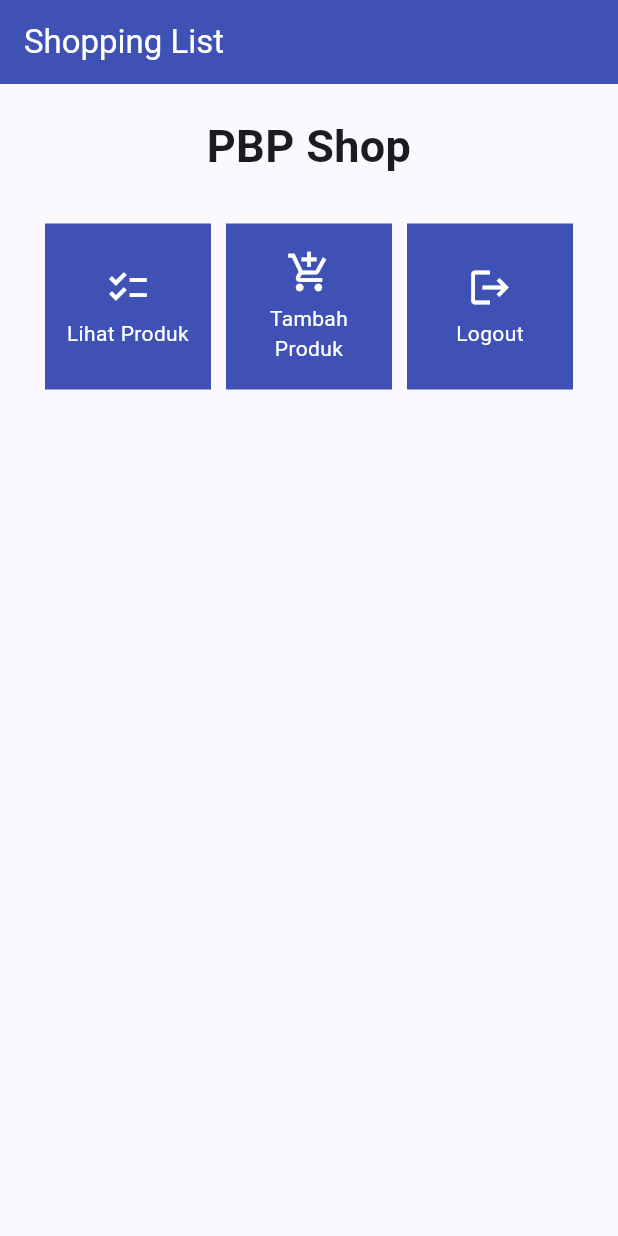
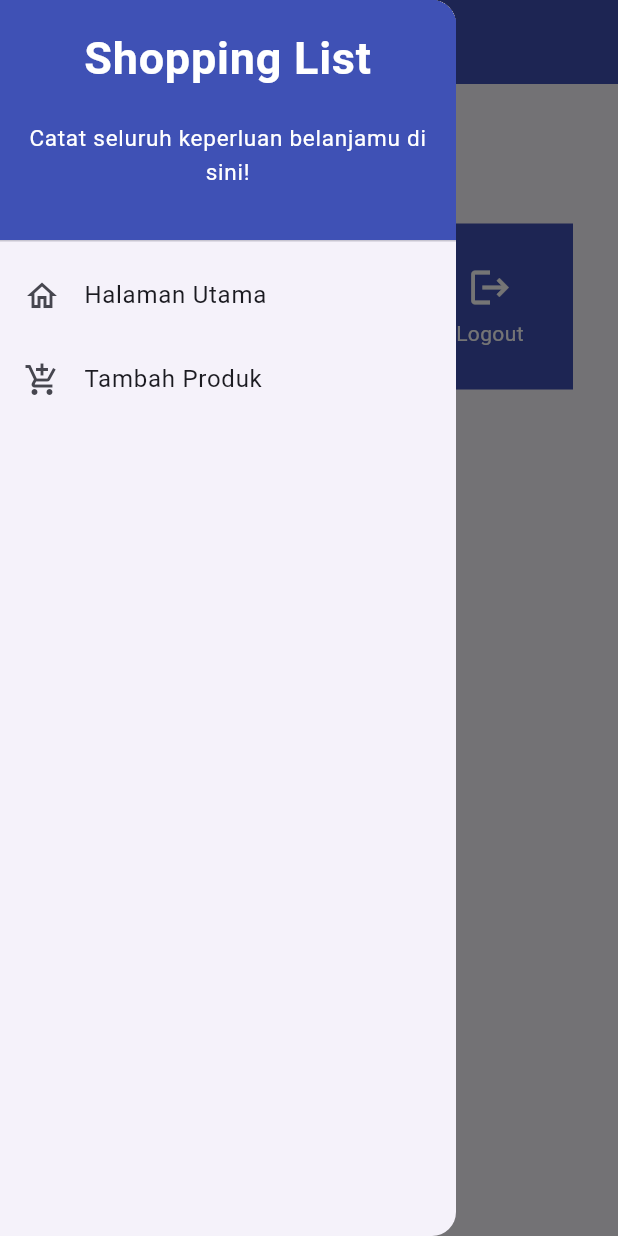
Before and after one commit to rifdahnabilah23/shopping-list-mobile, a Flutter app: the screen it shows after launch, with the side drawer open (before the commit the screen has no drawer), on a phone screen of 412 x 824 dp. Run offline on Flutter 3.47's test engine with Material 2 defaults, Android fonts, the phone set to English and light mode, and no system bars.

Commit message:
Tutorial 7 selesai

```diff
--- a/lib/main.dart
+++ b/lib/main.dart
@@ -1,5 +1,5 @@
 import 'package:flutter/material.dart';
-import 'package:shopping_list/menu.dart';
+import 'package:shopping_list/screens/menu.dart';
 
 void main() {
   runApp(const MyApp());
--- a/lib/menu.dart
+++ /dev/null
@@ -1,116 +0,0 @@
-import 'package:flutter/material.dart';
-
-class MyHomePage extends StatelessWidget {
-    MyHomePage({Key? key}) : super(key: key);
-
-    final List<ShopItem> items = [
-    ShopItem("Lihat Produk", Icons.checklist),
-    ShopItem("Tambah Produk", Icons.add_shopping_cart),
-    ShopItem("Logout", Icons.logout),
-    ];
-
-    @override
-    Widget build(BuildContext context) {
-        return Scaffold(
-      appBar: AppBar(
-        title: const Text(
-          'Shopping List',
-          style: TextStyle(
-            color: Colors.white, // Mengatur warna teks menjadi putih
-          ),
-        ),
-      ),
-      body: SingleChildScrollView(
-        // Widget wrapper yang dapat discroll
-        child: Padding(
-          padding: const EdgeInsets.all(10.0), // Set padding dari halaman
-          child: Column(
-            // Widget untuk menampilkan children secara vertikal
-            children: <Widget>[
-              const Padding(
-                padding: EdgeInsets.only(top: 10.0, bottom: 10.0),
-                // Widget Text untuk menampilkan tulisan dengan alignment center dan style yang sesuai
-                child: Text(
-                  'PBP Shop', // Text yang menandakan toko
-                  textAlign: TextAlign.center,
-                  style: TextStyle(
-                    fontSize: 30,
-                    fontWeight: FontWeight.bold,
-                  ),
-                ),
-              ),
-              // Grid layout
-              GridView.count(
-                // Container pada card kita.
-                primary: true,
-                padding: const EdgeInsets.all(20),
-                crossAxisSpacing: 10,
-                mainAxisSpacing: 10,
-                crossAxisCount: 3,
-                shrinkWrap: true,
-                children: items.map((ShopItem item) {
-                  // Iterasi untuk setiap item
-                  return ShopCard(item);
-                }).toList(),
-              ),
-            ],
-          ),
-        ),
-      ),
-    );
-    }
-}
-
-class ShopItem {
-  final String name;
-  final IconData icon;
-
-  ShopItem(this.name, this.icon);
-}
-
-
-
-class ShopCard extends StatelessWidget {
-  final ShopItem item;
-
-  const ShopCard(this.item, {super.key}); // Constructor
-
-  @override
-  Widget build(BuildContext context) {
-    return Material(
-      color: Colors.indigo,
-      child: InkWell(
-        // Area responsive terhadap sentuhan
-        onTap: () {
-          // Memunculkan SnackBar ketika diklik
-          ScaffoldMessenger.of(context)
-            ..hideCurrentSnackBar()
-            ..showSnackBar(SnackBar(
-                content: Text("Kamu telah menekan tombol ${item.name}!")));
-        },
-        child: Container(
-          // Container untuk menyimpan Icon dan Text
-          padding: const EdgeInsets.all(8),
-          child: Center(
-            child: Column(
-              mainAxisAlignment: MainAxisAlignment.center,
-              children: [
-                Icon(
-                  item.icon,
-                  color: Colors.white,
-                  size: 30.0,
-                ),
-                const Padding(padding: EdgeInsets.all(3)),
-                Text(
-                  item.name,
-                  textAlign: TextAlign.center,
-                  style: const TextStyle(color: Colors.white),
-                ),
-              ],
-            ),
-          ),
-        ),
-      ),
-    );
-  }
-}
--- /dev/null
+++ b/lib/screens/menu.dart
@@ -0,0 +1,132 @@
+import 'package:flutter/material.dart';
+import 'package:shopping_list/screens/shoplist_form.dart';
+import 'package:shopping_list/widgets/left_drawer.dart';
+import 'package:shopping_list/widgets/shop_card.dart';
+
+class MyHomePage extends StatelessWidget {
+    MyHomePage({Key? key}) : super(key: key);
+
+    final List<ShopItem> items = [
+    ShopItem("Lihat Produk", Icons.checklist),
+    ShopItem("Tambah Produk", Icons.add_shopping_cart),
+    ShopItem("Logout", Icons.logout),
+    ];
+
+    @override
+    Widget build(BuildContext context) {
+        return Scaffold(
+      appBar: AppBar(
+        title: const Text(
+          'Shopping List',
+          style: TextStyle(
+            color: Colors.white, // Mengatur warna teks menjadi putih
+          ),
+        ),
+         backgroundColor: Colors.indigo,
+         foregroundColor: Colors.white,
+      ),
+      drawer: const LeftDrawer(),
+      body: SingleChildScrollView(
+        // Widget wrapper yang dapat discroll
+        child: Padding(
+          padding: const EdgeInsets.all(10.0), // Set padding dari halaman
+          child: Column(
+            // Widget untuk menampilkan children secara vertikal
+            children: <Widget>[
+              const Padding(
+                padding: EdgeInsets.only(top: 10.0, bottom: 10.0),
+                // Widget Text untuk menampilkan tulisan dengan alignment center dan style yang sesuai
+                child: Text(
+                  'PBP Shop', // Text yang menandakan toko
+                  textAlign: TextAlign.center,
+                  style: TextStyle(
+                    fontSize: 30,
+                    fontWeight: FontWeight.bold,
+                  ),
+                ),
+              ),
+              // Grid layout
+              GridView.count(
+                // Container pada card kita.
+                primary: true,
+                padding: const EdgeInsets.all(20),
+                crossAxisSpacing: 10,
+                mainAxisSpacing: 10,
+                crossAxisCount: 3,
+                shrinkWrap: true,
+                children: items.map((ShopItem item) {
+                  // Iterasi untuk setiap item
+                  return ShopCard(item);
+                }).toList(),
+              ),
+            ],
+          ),
+        ),
+      ),
+    );
+    }
+}
+
+// class ShopItem {
+//   final String name;
+//   final IconData icon;
+
+//   ShopItem(this.name, this.icon);
+// }
+
+
+
+// class ShopCard extends StatelessWidget {
+//   final ShopItem item;
+
+//   const ShopCard(this.item, {super.key}); // Constructor
+
+//   @override
+//   Widget build(BuildContext context) {
+//     return Material(
+//       color: Colors.indigo,
+//       child: InkWell(
+//         // Area responsive terhadap sentuhan
+//         onTap: () {
+//           // Memunculkan SnackBar ketika diklik
+//           ScaffoldMessenger.of(context)
+//             ..hideCurrentSnackBar()
+//             ..showSnackBar(SnackBar(
+//                 content: Text("Kamu telah menekan tombol ${item.name}!")));
+
+//           // Navigate ke route yang sesuai (tergantung jenis tombol)
+//           if (item.name == "Tambah Produk") {
+//             // TODO: Gunakan Navigator.push untuk melakukan navigasi ke MaterialPageRoute yang mencakup ShopFormPage.
+//              Navigator.pushReplacement(
+//                 context,
+//                 MaterialPageRoute(
+//                   builder: (context) => ShopFormPage(),
+//                 ));
+//           }
+//         },
+//         child: Container(
+//           // Container untuk menyimpan Icon dan Text
+//           padding: const EdgeInsets.all(8),
+//           child: Center(
+//             child: Column(
+//               mainAxisAlignment: MainAxisAlignment.center,
+//               children: [
+//                 Icon(
+//                   item.icon,
+//                   color: Colors.white,
+//                   size: 30.0,
+//                 ),
+//                 const Padding(padding: EdgeInsets.all(3)),
+//                 Text(
+//                   item.name,
+//                   textAlign: TextAlign.center,
+//                   style: const TextStyle(color: Colors.white),
+//                 ),
+//               ],
+//             ),
+//           ),
+//         ),
+//       ),
+//     );
+//   }
+// }
--- /dev/null
+++ b/lib/widgets/left_drawer.dart
@@ -0,0 +1,78 @@
+import 'package:flutter/material.dart';
+import 'package:shopping_list/screens/menu.dart';
+import 'package:shopping_list/screens/shoplist_form.dart';
+// TODO: Impor halaman ShopFormPage jika sudah dibuat
+
+
+class LeftDrawer extends StatelessWidget {
+  const LeftDrawer({super.key});
+
+  @override
+  Widget build(BuildContext context) {
+    return Drawer(
+      child: ListView(
+        children: [
+          const DrawerHeader(
+            // TODO: Bagian drawer header
+
+            decoration: BoxDecoration(
+              color: Colors.indigo,
+            ),
+            child: Column(
+              children: [
+                Text(
+                  'Shopping List',
+                  textAlign: TextAlign.center,
+                  style: TextStyle(
+                    fontSize: 30,
+                    fontWeight: FontWeight.bold,
+                    color: Colors.white,
+                  ),
+                ),
+                Padding(padding: EdgeInsets.all(10)),
+                Text("Catat seluruh keperluan belanjamu di sini!",
+                    // TODO: Tambahkan gaya teks dengan center alignment, font ukuran 15, warna putih, dan weight biasa
+                    textAlign: TextAlign.center, // Center alignment
+                    style: TextStyle(
+                    fontSize: 15, // Font size 15
+                    color: Colors.white, // Text color white
+                    fontWeight: FontWeight.normal, // Normal font weight
+                  ),
+                    ),
+              ],
+            ),
+          ),
+          // TODO: Bagian routing
+          ListTile(
+          leading: const Icon(Icons.home_outlined),
+          title: const Text('Halaman Utama'),
+          // Bagian redirection ke MyHomePage
+          onTap: () {
+            Navigator.pushReplacement(
+                context,
+                MaterialPageRoute(
+                  builder: (context) => MyHomePage(),
+                ));
+          },
+        ),
+        ListTile(
+          leading: const Icon(Icons.add_shopping_cart),
+          title: const Text('Tambah Produk'),
+          // Bagian redirection ke ShopFormPage
+          onTap: () {
+            /*
+            TODO: Buatlah routing ke ShopFormPage di sini,
+            setelah halaman ShopFormPage sudah dibuat.
+            */
+            Navigator.pushReplacement(
+                context,
+                MaterialPageRoute(
+                  builder: (context) => ShopFormPage(),
+                ));
+          },
+        ),
+        ],
+      ),
+    );
+  }
+}
--- /dev/null
+++ b/lib/widgets/shop_card.dart
@@ -0,0 +1,67 @@
+import 'package:flutter/material.dart';
+import 'package:shopping_list/screens/shoplist_form.dart';
+import 'package:shopping_list/widgets/left_drawer.dart';
+import 'package:shopping_list/widgets/shop_card.dart';
+
+class ShopItem {
+  final String name;
+  final IconData icon;
+
+  ShopItem(this.name, this.icon);
+}
+
+
+class ShopCard extends StatelessWidget {
+  final ShopItem item;
+
+  const ShopCard(this.item, {super.key}); // Constructor
+
+  @override
+  Widget build(BuildContext context) {
+    return Material(
+      color: Colors.indigo,
+      child: InkWell(
+        // Area responsive terhadap sentuhan
+        onTap: () {
+          // Memunculkan SnackBar ketika diklik
+          ScaffoldMessenger.of(context)
+            ..hideCurrentSnackBar()
+            ..showSnackBar(SnackBar(
+                content: Text("Kamu telah menekan tombol ${item.name}!")));
+
+          // Navigate ke route yang sesuai (tergantung jenis tombol)
+          if (item.name == "Tambah Produk") {
+            // TODO: Gunakan Navigator.push untuk melakukan navigasi ke MaterialPageRoute yang mencakup ShopFormPage.
+             Navigator.pushReplacement(
+                context,
+                MaterialPageRoute(
+                  builder: (context) => ShopFormPage(),
+                ));
+          }
+        },
+        child: Container(
+          // Container untuk menyimpan Icon dan Text
+          padding: const EdgeInsets.all(8),
+          child: Center(
+            child: Column(
+              mainAxisAlignment: MainAxisAlignment.center,
+              children: [
+                Icon(
+                  item.icon,
+                  color: Colors.white,
+                  size: 30.0,
+                ),
+                const Padding(padding: EdgeInsets.all(3)),
+                Text(
+                  item.name,
+                  textAlign: TextAlign.center,
+                  style: const TextStyle(color: Colors.white),
+                ),
+              ],
+            ),
+          ),
+        ),
+      ),
+    );
+  }
+}
```
Also changed, not shown: lib/screens/shoplist_form.dart (added, +161 -0 lines).
